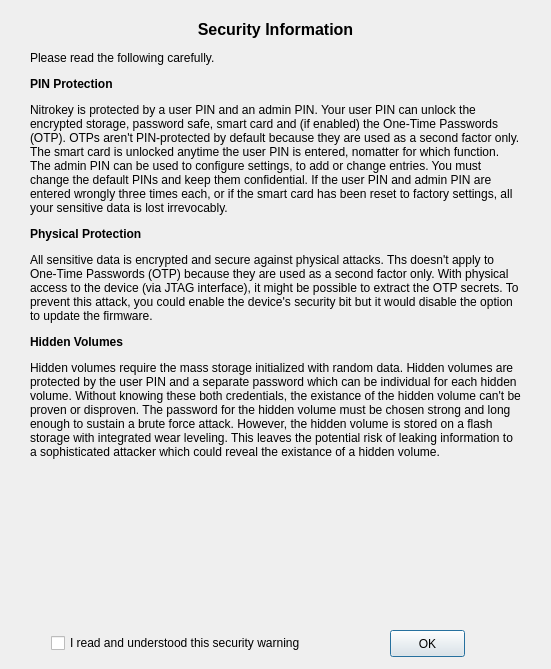
First picture: the form in ui/securitydialog.ui, repository Nitrokey/nitrokey-app, before the edit.
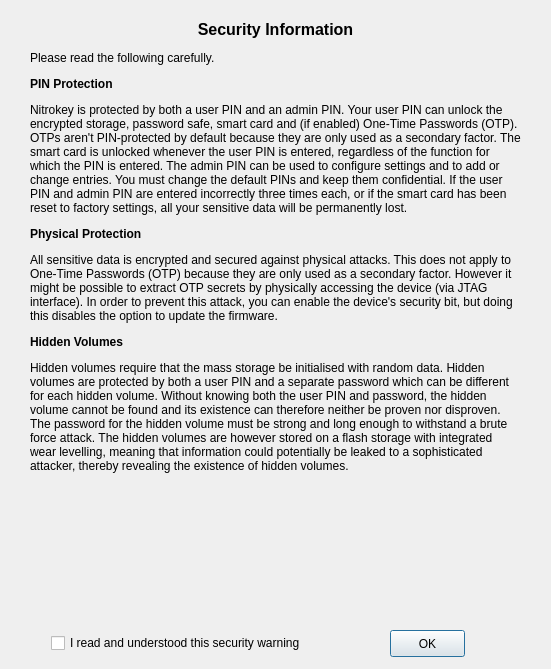
Second picture: the form after the edit.

```diff
--- a/ui/securitydialog.ui
+++ b/ui/securitydialog.ui
@@ -23,7 +23,7 @@
     </rect>
    </property>
    <property name="text">
-    <string>&lt;html&gt;&lt;head/&gt;&lt;body&gt;&lt;p align=&quot;center&quot;&gt;&lt;span style=&quot; font-size:12pt; font-weight:600;&quot;&gt;Security Information&lt;/span&gt;&lt;/p&gt;&lt;p&gt;Please read the following carefully.&lt;/p&gt;&lt;p&gt;&lt;span style=&quot; font-weight:600;&quot;&gt;PIN Protection&lt;/span&gt;&lt;/p&gt;&lt;p&gt;Nitrokey is protected by a user PIN and an admin PIN. Your user PIN can unlock the encrypted storage, password safe, smart card and (if enabled) the One-Time Passwords (OTP). OTPs aren't PIN-protected by default because they are used as a second factor only. The smart card is unlocked anytime the user PIN is entered, nomatter for which function. The admin PIN can be used to configure settings, to add or change entries. You must change the default PINs and keep them confidential. If the user PIN and admin PIN are entered wrongly three times each, or if the smart card has been reset to factory settings, all your sensitive data is lost irrevocably.&lt;/p&gt;&lt;p&gt;&lt;span style=&quot; font-weight:600;&quot;&gt;Physical Protection&lt;/span&gt;&lt;/p&gt;&lt;p&gt;All sensitive data is encrypted and secure against physical attacks. Ths doesn't apply to One-Time Passwords (OTP) because they are used as a second factor only. With physical access to the device (via JTAG interface), it might be possible to extract the OTP secrets. To prevent this attack, you could enable the device's security bit but it would disable the option to update the firmware.&lt;/p&gt;&lt;p&gt;&lt;span style=&quot; font-weight:600;&quot;&gt;Hidden Volumes&lt;/span&gt;&lt;/p&gt;&lt;p&gt;Hidden volumes require the mass storage initialized with random data. Hidden volumes are protected by the user PIN and a separate password which can be individual for each hidden volume. Without knowing these both credentials, the existance of the hidden volume can't be proven or disproven. The password for the hidden volume must be chosen strong and long enough to sustain a brute force attack. However, the hidden volume is stored on a flash storage with integrated wear leveling. This leaves the potential risk of leaking information to a sophisticated attacker which could reveal the existance of a hidden volume.&lt;/p&gt;&lt;/body&gt;&lt;/html&gt;</string>
+    <string>&lt;html&gt;&lt;head/&gt;&lt;body&gt;&lt;p align=&quot;center&quot;&gt;&lt;span style=&quot; font-size:12pt; font-weight:600;&quot;&gt;Security Information&lt;/span&gt;&lt;/p&gt;&lt;p&gt;Please read the following carefully.&lt;/p&gt;&lt;p&gt;&lt;span style=&quot; font-weight:600;&quot;&gt;PIN Protection&lt;/span&gt;&lt;/p&gt;&lt;p&gt;Nitrokey is protected by both a user PIN and an admin PIN. Your user PIN can unlock the encrypted storage, password safe, smart card and (if enabled) One-Time Passwords (OTP). OTPs aren't PIN-protected by default because they are only used as a secondary factor. The smart card is unlocked whenever the user PIN is entered, regardless of the function for which the PIN is entered. The admin PIN can be used to configure settings and to add or change entries. You must change the default PINs and keep them confidential. If the user PIN and admin PIN are entered incorrectly three times each, or if the smart card has been reset to factory settings, all your sensitive data will be permanently lost.&lt;/p&gt;&lt;p&gt;&lt;span style=&quot; font-weight:600;&quot;&gt;Physical Protection&lt;/span&gt;&lt;/p&gt;&lt;p&gt;All sensitive data is encrypted and secured against physical attacks. This does not apply to One-Time Passwords (OTP) because they are only used as a secondary factor. However it might be possible to extract OTP secrets by physically accessing the device (via JTAG interface). In order to prevent this attack, you can enable the device's security bit, but doing this disables the option to update the firmware.&lt;/p&gt;&lt;p&gt;&lt;span style=&quot; font-weight:600;&quot;&gt;Hidden Volumes&lt;/span&gt;&lt;/p&gt;&lt;p&gt;Hidden volumes require that the mass storage be initialised with random data. Hidden volumes are protected by both a user PIN and a separate password which can be different for each hidden volume. Without knowing both the user PIN and password, the hidden volume cannot be found and its existence can therefore neither be proven nor disproven. The password for the hidden volume must be strong and long enough to withstand a brute force attack. The hidden volumes are however stored on a flash storage with integrated wear levelling, meaning that information could potentially be leaked to a sophisticated attacker, thereby revealing the existence of hidden volumes.&lt;/p&gt;&lt;/body&gt;&lt;/html&gt;</string>
    </property>
    <property name="alignment">
     <set>Qt::AlignLeading|Qt::AlignLeft|Qt::AlignTop</set>
```
